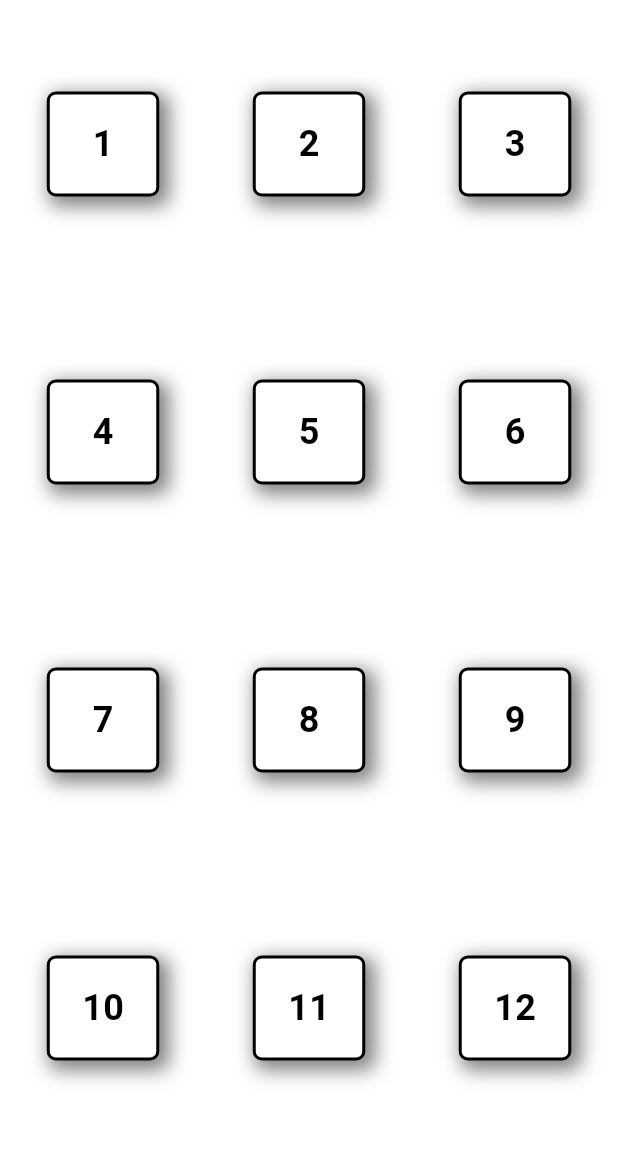
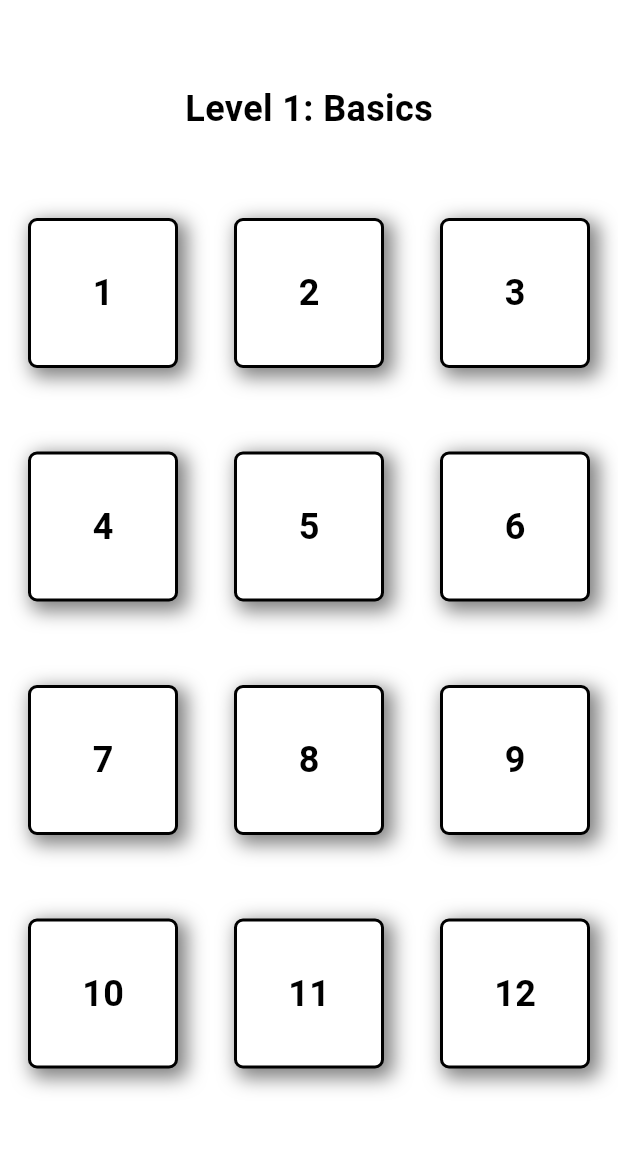
Before and after one commit to ChimeraElixir/sign_learn, a Flutter app: the screen it shows after launch, on a phone screen of 412 x 824 dp, the part 84-1235 px from its top. Run offline on Flutter 3.47's test engine with Material 3 defaults, Android fonts, the phone set to English and light mode, and no system bars; our stand-ins replace cloud_firestore, firebase_auth, google_fonts; accounts and stored records are empty.

Commit message:
level designed

```diff
--- a/lib/main.dart
+++ b/lib/main.dart
@@ -1,6 +1,6 @@
 import 'package:flutter/material.dart';
 import 'package:sign_learn/pages/home_screen.dart';
-import 'package:sign_learn/pages/welcome_screen.dart';
+import 'package:sign_learn/pages/practice_screen.dart';
 
 void main() {
   runApp(const MainApp());
@@ -11,8 +11,12 @@ class MainApp extends StatelessWidget {
 
   @override
   Widget build(BuildContext context) {
-    return const MaterialApp(
-      home: HomeScreen(),
+    return MaterialApp(
+      initialRoute: HomeScreen.id,
+      home: const HomeScreen(),
+      routes: {
+        PracticeScreen.id: (context) => const PracticeScreen(),
+      },
     );
   }
 }
--- a/lib/pages/home_screen.dart
+++ b/lib/pages/home_screen.dart
@@ -1,6 +1,7 @@
 import 'package:flutter/material.dart';
 import 'package:flutter/services.dart';
 import 'package:google_fonts/google_fonts.dart';
+import 'package:sign_learn/pages/practice_screen.dart';
 
 class HomeScreen extends StatelessWidget {
   static String id = "HomeScreen";
@@ -26,8 +27,16 @@ class HomeScreen extends StatelessWidget {
       ),
       backgroundColor: Colors.white,
       body: const Column(
-        mainAxisAlignment: MainAxisAlignment.spaceAround,
+        mainAxisAlignment: MainAxisAlignment.spaceEvenly,
         children: <Widget>[
+          Text(
+            "Level 1: Basics",
+            style: TextStyle(
+              color: Colors.black,
+              fontSize: 24.0,
+              fontWeight: FontWeight.bold,
+            ),
+          ),
           Row(
             mainAxisAlignment: MainAxisAlignment.spaceAround,
             children: <Widget>[
@@ -75,8 +84,13 @@ class LevelWidget extends StatelessWidget {
 
   @override
   Widget build(BuildContext context) {
-    return Container(
-      width: 75,
+    return GestureDetector(
+      onTap: () {
+        Navigator.pushNamed(context, PracticeScreen.id, arguments: level);
+      },
+      child: Container(
+        width: 100,
+        height: 100,
         padding: const EdgeInsets.all(16.0),
         decoration: BoxDecoration(
           color: Colors.white,
@@ -104,6 +118,7 @@ class LevelWidget extends StatelessWidget {
             ),
           ),
         ),
+      ),
     );
   }
 }
--- a/lib/services/auth_service.dart
+++ b/lib/services/auth_service.dart
@@ -1,6 +1,5 @@
 import 'package:cloud_firestore/cloud_firestore.dart';
 import 'package:firebase_auth/firebase_auth.dart';
-import 'package:firebase_core/firebase_core.dart';
 import 'package:flutter/material.dart';
 import 'package:flutter/widgets.dart';
 
```
Also changed, not shown: lib/pages/practice_screen.dart (added, +158 -0 lines), assets/thank_you.png (added), 1 other file. Lines whose indentation alone changed are shown as unchanged.
